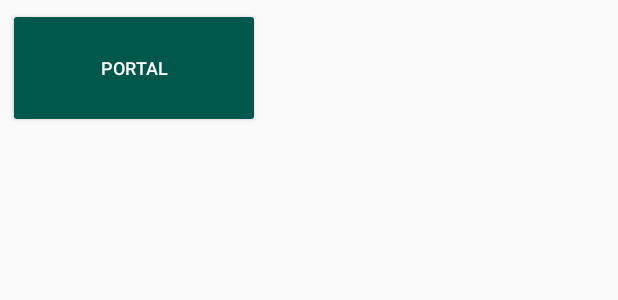
After one commit to deanx1/StudentPortal, an Android app: the layout portal_item.xml on its own in the app's theme, with its tools: preview values and no code run, on a phone screen of 412 x 824 dp. The commit adds this screen. Shown: the top 300 px of the screen. Run offline under Robolectric (Android 15) with nearby library versions, the phone set to English and light mode, and no system bars.

Commit message:
fix layout

```diff
--- a/app/src/main/java/com/example/studentportal/MainActivity.kt
+++ b/app/src/main/java/com/example/studentportal/MainActivity.kt
@@ -50,7 +50,7 @@ class  MainActivity : AppCompatActivity() {
         // Initialize the recycler view with a Grid layout manager, adapter
         rvPortals.layoutManager = GridLayoutManager(this@MainActivity,2 , RecyclerView.VERTICAL, false)
         rvPortals.adapter = portalAdapter
-        rvPortals.addItemDecoration(DividerItemDecoration(this@MainActivity, DividerItemDecoration.VERTICAL))
+//        rvPortals.addItemDecoration(DividerItemDecoration(this@MainActivity, DividerItemDecoration.VERTICAL))
         createItemTouchHelper().attachToRecyclerView(rvPortals)
 
         fab.setOnClickListener { startAddPortalActivity() }
--- a/app/src/main/java/com/example/studentportal/PortalAdapter.kt
+++ b/app/src/main/java/com/example/studentportal/PortalAdapter.kt
@@ -5,6 +5,7 @@ import android.view.View
 import android.view.ViewGroup
 import android.widget.TextView
 import androidx.recyclerview.widget.RecyclerView
+import kotlinx.android.synthetic.main.portal_item.view.*
 
 class PortalAdapter(private val portals: List<Portal>) : RecyclerView.Adapter<PortalAdapter.ViewHolder>() {
 
@@ -17,12 +18,13 @@ class PortalAdapter(private val portals: List<Portal>) : RecyclerView.Adapter<Po
 
     inner class ViewHolder(itemView: View) : RecyclerView.ViewHolder(itemView) {
 
-        private val tvPortalTitle: TextView = itemView.findViewById(android.R.id.text1)
-        private val tvPortalUrl: TextView = itemView.findViewById(android.R.id.text2)
+//        private val tvPortalTitle: TextView = itemView.findViewById(android.R.id.text1)
+//        private val tvPortalUrl: TextView = itemView.findViewById(android.R.id.text2)
 
         fun bind(portal: Portal) {
-            tvPortalTitle.text = portal.title
-            tvPortalUrl.text = portal.url
+//            tvPortalTitle.text = portal.title
+//            tvPortalUrl.text = portal.url
+            itemView.btnPortal.text = (portal.title + "\n" + portal.url)
         }
 
     }
@@ -33,7 +35,7 @@ class PortalAdapter(private val portals: List<Portal>) : RecyclerView.Adapter<Po
     override fun onCreateViewHolder(parent: ViewGroup, viewType: Int): ViewHolder {
         return ViewHolder(
             LayoutInflater.from(parent.context).inflate(
-                android.R.layout.simple_list_item_2,
+                R.layout.portal_item,
                 parent,
                 false
             )
--- /dev/null
+++ b/app/src/main/res/layout/portal_item.xml
@@ -0,0 +1,23 @@
+<?xml version="1.0" encoding="utf-8"?>
+<androidx.constraintlayout.widget.ConstraintLayout xmlns:android="http://schemas.android.com/apk/res/android"
+    xmlns:app="http://schemas.android.com/apk/res-auto"
+    android:layout_width="wrap_content"
+    android:layout_height="wrap_content">
+
+    <Button
+        android:id="@+id/btnPortal"
+        android:layout_width="168dp"
+        android:layout_margin="5dp"
+        android:layout_height="80dp"
+        android:text="@string/btn_portal"
+        android:backgroundTint="@color/colorPrimaryDark"
+        android:lineSpacingExtra="8sp"
+        android:textAlignment="center"
+        android:textColor="@android:color/white"
+        android:textSize="12sp"
+        android:typeface="normal"
+        app:layout_constraintBottom_toBottomOf="parent"
+        app:layout_constraintStart_toStartOf="parent"
+        app:layout_constraintEnd_toEndOf="parent"
+        app:layout_constraintTop_toTopOf="parent" />
+</androidx.constraintlayout.widget.ConstraintLayout>
--- a/app/src/main/res/values/strings.xml
+++ b/app/src/main/res/values/strings.xml
@@ -8,5 +8,6 @@
     <string name="add_url">Url</string>
     <string name="reminder">Reminder</string>
     <string name="http">http://</string>
+    <string name="btn_portal">portal</string>
     <string name="http_prefill">http://</string>
 </resources>
```
